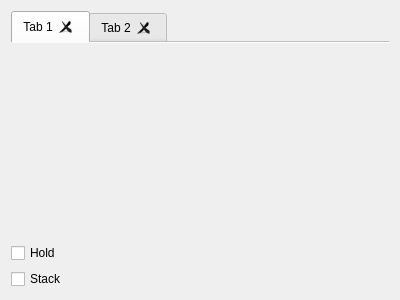
Before: the Qt Designer form Vespucci/GUI/Display/plotviewer.ui in VespucciProject/Vespucci, drawn with Qt 5.
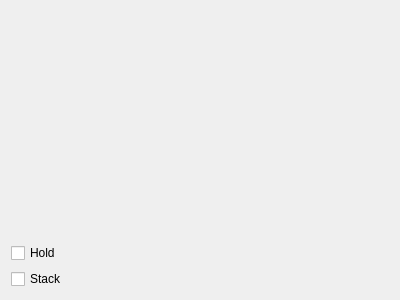
After: the same form once the commit is applied.

Commit message: Added class for performing multivariate analysis on multiple datasets. Refactored all classes that hold members of type VespucciWorkspace to store smart pointers instead of raw pointers and to follow style conventions. Added dialog to handle analysis across datasets and a dialog to perform hypothesis tests.

```diff
--- a/Vespucci/GUI/Display/plotviewer.ui
+++ b/Vespucci/GUI/Display/plotviewer.ui
@@ -31,16 +31,6 @@
      <property name="movable">
       <bool>true</bool>
      </property>
-     <widget class="QWidget" name="tab">
-      <attribute name="title">
-       <string>Tab 1</string>
-      </attribute>
-     </widget>
-     <widget class="QWidget" name="tab_2">
-      <attribute name="title">
-       <string>Tab 2</string>
-      </attribute>
-     </widget>
     </widget>
    </item>
    <item>
```
The commit also changes 82 other files.
